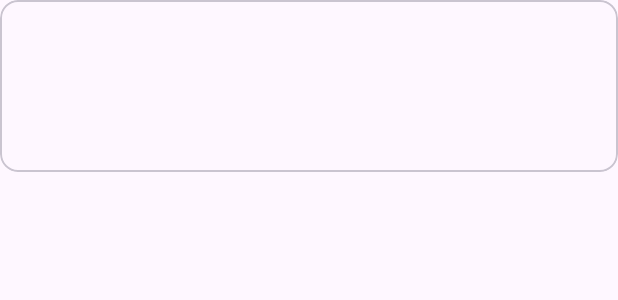
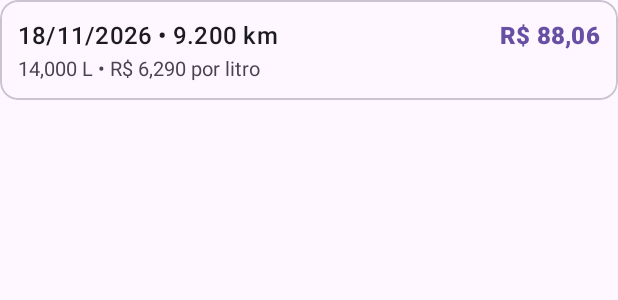
Before and after one commit to kaikefior/MotoCare, an Android app: the layout item_abastecimento.xml on its own in the app's theme, with its tools: preview values and no code run, on a phone screen of 412 x 824 dp. Shown: the top 300 px of the screen. Run offline under Robolectric (Android 15) with nearby library versions, the phone set to English and light mode, and no system bars.

Commit message:
feat: implementação de listagem no abastecimento

```diff
--- a/app/src/main/res/layout/item_abastecimento.xml
+++ b/app/src/main/res/layout/item_abastecimento.xml
@@ -1,20 +1,51 @@
 <?xml version="1.0" encoding="utf-8"?>
 <com.google.android.material.card.MaterialCardView xmlns:android="http://schemas.android.com/apk/res/android"
     xmlns:app="http://schemas.android.com/apk/res-auto"
-    android:layout_width="match_parent" android:layout_height="wrap_content"
-    android:layout_marginBottom="12dp" android:clickable="true" android:focusable="true"
+    xmlns:tools="http://schemas.android.com/tools"
+    android:layout_width="match_parent"
+    android:layout_height="wrap_content"
+    android:layout_marginBottom="8dp"
+    android:clickable="true"
+    android:focusable="true"
     app:cardCornerRadius="12dp">
-    <LinearLayout android:layout_width="match_parent" android:layout_height="wrap_content"
-        android:orientation="vertical" android:padding="16dp">
-        <TextView android:id="@+id/tvDataKm"
-            android:layout_width="match_parent" android:layout_height="wrap_content"
-            android:textAppearance="?attr/textAppearanceTitleMedium" />
-        <TextView android:id="@+id/tvVolumePreco"
-            android:layout_width="match_parent" android:layout_height="wrap_content"
-            android:layout_marginTop="4dp" />
-        <TextView android:id="@+id/tvTotal"
-            android:layout_width="match_parent" android:layout_height="wrap_content"
-            android:layout_marginTop="8dp" android:textColor="?attr/colorPrimary"
-            android:textAppearance="?attr/textAppearanceTitleLarge" />
+
+    <LinearLayout
+        android:layout_width="match_parent"
+        android:layout_height="wrap_content"
+        android:orientation="vertical"
+        android:padding="12dp">
+
+        <LinearLayout
+            android:layout_width="match_parent"
+            android:layout_height="wrap_content"
+            android:gravity="center_vertical"
+            android:orientation="horizontal">
+
+            <TextView
+                android:id="@+id/tvDataKm"
+                android:layout_width="0dp"
+                android:layout_height="wrap_content"
+                android:layout_weight="1"
+                android:textAppearance="?attr/textAppearanceTitleMedium"
+                tools:text="18/11/2026 • 9.200 km" />
+
+            <TextView
+                android:id="@+id/tvTotal"
+                android:layout_width="wrap_content"
+                android:layout_height="wrap_content"
+                android:textAppearance="?attr/textAppearanceTitleMedium"
+                android:textColor="?attr/colorPrimary"
+                android:textStyle="bold"
+                tools:text="R$ 88,06" />
+        </LinearLayout>
+
+        <TextView
+            android:id="@+id/tvVolumePreco"
+            android:layout_width="match_parent"
+            android:layout_height="wrap_content"
+            android:layout_marginTop="2dp"
+            android:textColor="?attr/colorOnSurfaceVariant"
+            android:textSize="13sp"
+            tools:text="14,000 L • R$ 6,290 por litro" />
     </LinearLayout>
 </com.google.android.material.card.MaterialCardView>
--- a/app/src/main/res/values/strings.xml
+++ b/app/src/main/res/values/strings.xml
@@ -117,4 +117,6 @@
     <string name="schedule_near">Próxima do vencimento</string>
     <string name="schedule_on_time">Em dia</string>
     <string name="schedule_finished">Previsão concluída</string>
+    <string name="see_all_format">Ver todos (%1$d)</string>
+    <string name="show_less">Mostrar menos</string>
 </resources>
```
Also changed, not shown: app/src/main/java/com/example/motocare/MotoDetailActivity.kt (+37 -6 lines), app/src/main/res/layout/activity_moto_detail.xml (+20 -0 lines), app/src/main/res/layout/item_manutencao.xml (+30 -19 lines).
